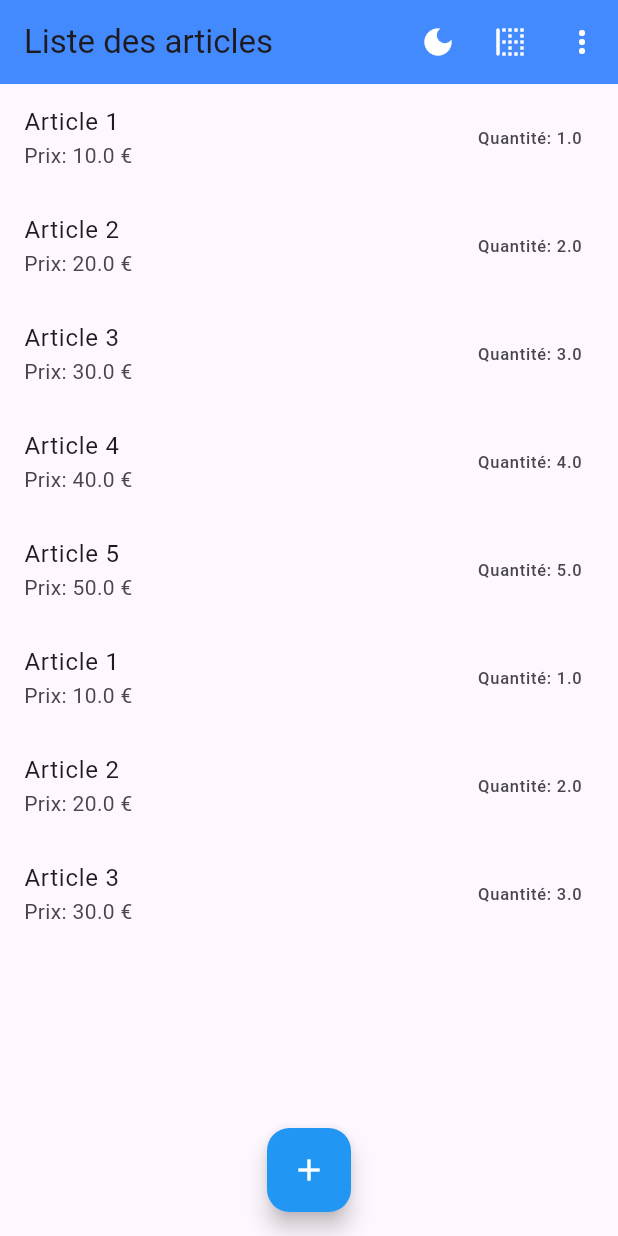
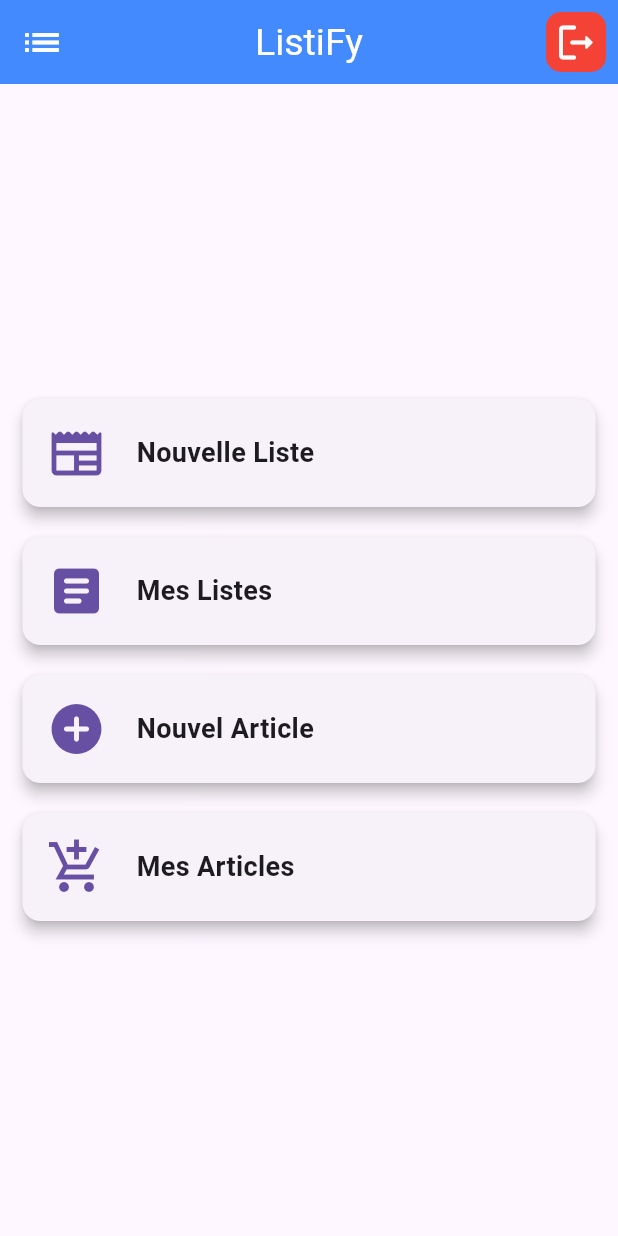
Before and after one commit to Kenyblader/to_by_flutter, a Flutter app: the screen it shows after launch, after a tap on "Login", on a phone screen of 412 x 824 dp. Run offline on Flutter 3.47's test engine with Material 3 defaults, Android fonts, the phone set to English and light mode, and no system bars.

Commit message:
with new screens

```diff
--- /dev/null
+++ b/lib/components/nav_card.dart
@@ -0,0 +1,46 @@
+import 'package:flutter/material.dart';
+
+class NavCard extends StatelessWidget {
+  final String title;
+  final IconData icon;
+  final Widget destination;
+
+  const NavCard({
+    Key? key,
+    required this.title,
+    required this.icon,
+    required this.destination,
+  }) : super(key: key);
+
+  @override
+  Widget build(BuildContext context) {
+    return Card(
+      elevation: 4,
+      margin: const EdgeInsets.symmetric(vertical: 10, horizontal: 15),
+      child: InkWell(
+        onTap: () {
+          Navigator.push(
+            context,
+            MaterialPageRoute(builder: (context) => destination),
+          );
+        },
+        child: Padding(
+          padding: const EdgeInsets.all(16.0),
+          child: Row(
+            children: [
+              Icon(icon, size: 40, color: Theme.of(context).primaryColor),
+              const SizedBox(width: 20),
+              Text(
+                title,
+                style: const TextStyle(
+                  fontSize: 18,
+                  fontWeight: FontWeight.bold,
+                ),
+              ),
+            ],
+          ),
+        ),
+      ),
+    );
+  }
+}
--- a/lib/models/buy_list.dart
+++ b/lib/models/buy_list.dart
@@ -1,21 +1,25 @@
+import 'package:to_buy/models/buy_item.dart';
+
 class BuyList {
-  final int? _id;
+  final int? id;
   String name;
   String description;
+  List<BuyItem> items = [];
   DateTime? expirationDate;
 
-  BuyList(
-    this._id, {
+  BuyList({
+    this.id,
     required this.name,
     required this.description,
     this.expirationDate,
-  });
-
-  int get id => _id as int;
+    List<BuyItem>? items,
+  }) {
+    this.items = items ?? [];
+  }
 
   factory BuyList.fromJson(Map<String, dynamic> json) {
     return BuyList(
-      json['id'] as int?,
+      id: json['id'] as int?,
       name: json['name'] as String,
       description: json['description'] as String,
       expirationDate:
@@ -26,7 +30,7 @@ class BuyList {
   }
   Map<String, dynamic> toJson() {
     return {
-      'id': _id,
+      'id': id,
       'expirationDate': expirationDate?.toIso8601String(),
       'description': description,
       'name': name,
--- /dev/null
+++ b/lib/screens/home_screen.dart
@@ -0,0 +1,83 @@
+import 'package:flutter/material.dart';
+import 'package:to_buy/components/nav_card.dart';
+import 'package:to_buy/models/buy_list.dart';
+import 'package:to_buy/screens/item_form_screen.dart';
+import 'package:to_buy/screens/item_list_screen.dart';
+import 'package:to_buy/screens/list_form_screen.dart';
+
+class HomeScreen extends StatefulWidget {
+  const HomeScreen({Key? key}) : super(key: key);
+
+  @override
+  State<HomeScreen> createState() => _HomeScreenState();
+}
+
+class _HomeScreenState extends State<HomeScreen> {
+  @override
+  Widget build(BuildContext context) {
+    return Scaffold(
+      appBar: AppBar(
+        title: const Text('ListiFy'),
+        centerTitle: true,
+        titleSpacing: 10,
+        titleTextStyle: TextStyle(color: Colors.white, fontSize: 25),
+        iconTheme: const IconThemeData(color: Colors.white, size: 30),
+        leading: const Icon(Icons.list),
+        actions: [
+          IconButton(
+            onPressed: () {},
+            icon: Container(
+              decoration: BoxDecoration(
+                color: Colors.red,
+                borderRadius: BorderRadius.circular(10),
+              ),
+              padding: EdgeInsets.all(5),
+              child: Icon(
+                Icons.logout_rounded,
+                color: const Color.fromARGB(255, 253, 252, 252),
+              ),
+            ),
+          ),
+        ],
+        backgroundColor: Colors.blueAccent,
+      ),
+      body: Center(
+        child: Column(
+          mainAxisAlignment: MainAxisAlignment.center,
+          children: [
+            NavCard(
+              title: "Nouvelle Liste",
+              icon: Icons.newspaper_rounded,
+              destination: const ListFormScreen(),
+            ),
+            NavCard(
+              title: "Mes Listes",
+              icon: Icons.article_rounded,
+              destination: ItemListScreen(
+                list: BuyList(
+                  name: "Achat lunch dimanche",
+                  description: "description",
+                ),
+              ),
+            ),
+            NavCard(
+              title: "Nouvel Article",
+              icon: Icons.add_circle_rounded,
+              destination: const ItemFormScreen(),
+            ),
+            NavCard(
+              title: "Mes Articles",
+              icon: Icons.add_shopping_cart_sharp,
+              destination: ItemListScreen(
+                list: BuyList(
+                  name: "Achat lunch dimanche",
+                  description: "description",
+                ),
+              ),
+            ),
+          ],
+        ),
+      ),
+    );
+  }
+}
--- a/lib/screens/item_list_screen.dart
+++ b/lib/screens/item_list_screen.dart
@@ -2,11 +2,13 @@ import 'package:flutter/material.dart';
 import 'package:provider/provider.dart';
 import 'package:to_buy/components/item_list.dart';
 import 'package:to_buy/models/buy_item.dart';
+import 'package:to_buy/models/buy_list.dart';
 import 'package:to_buy/provider/theme_provider.dart';
 import 'package:to_buy/screens/item_form_screen.dart';
 
 class ItemListScreen extends StatefulWidget {
-  const ItemListScreen({super.key});
+  const ItemListScreen({super.key, required this.list});
+  final BuyList? list;
   @override
   State<ItemListScreen> createState() => _ItemListScreenState();
 }
@@ -31,7 +33,7 @@ class _ItemListScreenState extends State<ItemListScreen> {
         backgroundColor:
             themeProvider.themeData.appBarTheme.backgroundColor ??
             Colors.blueAccent,
-        title: const Text('Liste des articles'),
+        title: Text(widget.list?.name ?? 'Liste d\'achats'),
         actions: [
           IconButton(
             onPressed: () {
--- a/lib/screens/login_register_screen.dart
+++ b/lib/screens/login_register_screen.dart
@@ -1,7 +1,7 @@
 import 'package:flutter/material.dart';
 import 'package:to_buy/components/login_form.dart';
 import 'package:to_buy/components/register_form.dart';
-import 'package:to_buy/screens/item_list_screen.dart';
+import 'package:to_buy/screens/home_screen.dart';
 
 class LoginRegisterScreen extends StatefulWidget {
   const LoginRegisterScreen({super.key});
@@ -26,7 +26,7 @@ class _LoginRegisterScreenState extends State<LoginRegisterScreen> {
     if (isLogin) {
       Navigator.pushAndRemoveUntil(
         context,
-        MaterialPageRoute(builder: (context) => ItemListScreen()),
+        MaterialPageRoute(builder: (context) => const HomeScreen()),
         (route) => false,
       );
 
```
Also changed, not shown: lib/screens/list_form_screen.dart (added, +124 -0 lines).
